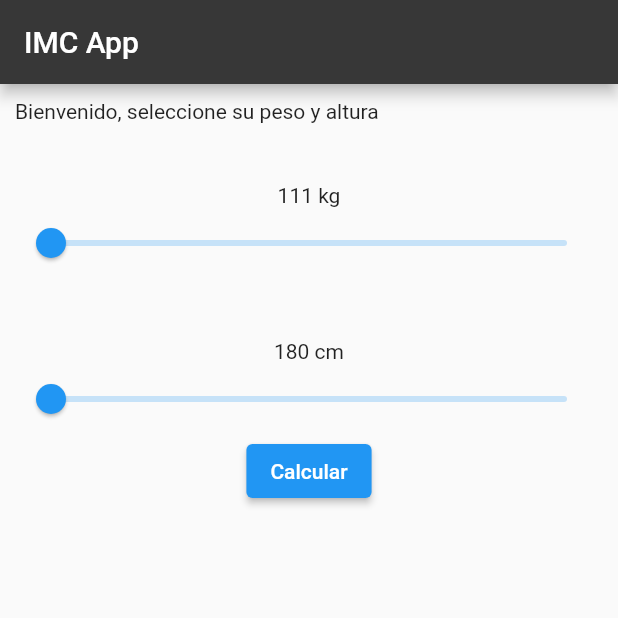
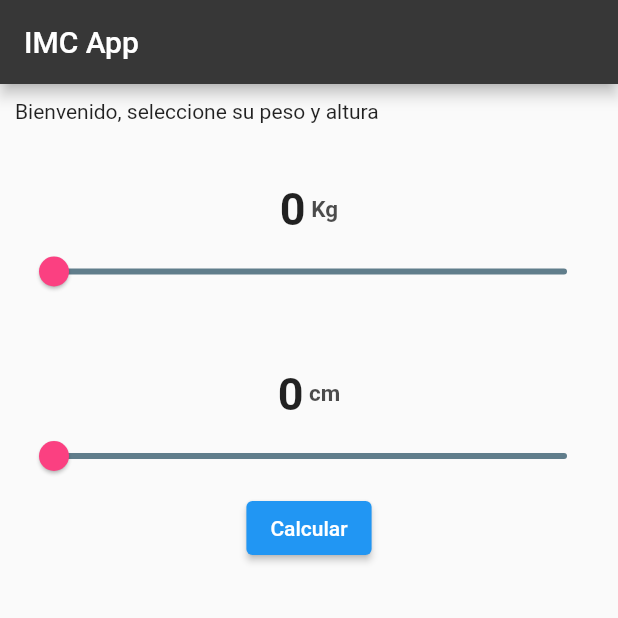
Before and after one commit to kathyLopezSMOKE/exa_app, a Flutter app: the screen it shows after launch, on a phone screen of 412 x 824 dp, the top half of it. Run offline on Flutter 3.47's test engine with Material 2 defaults, Android fonts, the phone set to English and light mode, and no system bars.

Commit message:
slider_color

```diff
--- a/lib/calcular_page.dart
+++ b/lib/calcular_page.dart
@@ -30,29 +30,77 @@ double valueAltura=0;
             SizedBox(
               height: 40,
             ),
-            Text("111 kg"),
+            Row(
+              mainAxisAlignment: MainAxisAlignment.center,
+              children: [
+                  Text(
+                    "${valuePeso.toInt()}",
+                    style: const TextStyle(
+                      fontSize: 30,
+                      fontWeight: FontWeight.bold
+                    ),
+                  ),
+                const Text(" Kg",
+                  style: TextStyle(
+                    color: Color.fromARGB(179, 0, 0, 0),
+                    fontSize: 15,
+                    fontWeight: FontWeight.bold
+                  ),
+                  textAlign: TextAlign.start
+                ),
+              ],
+            ),
             Slider(
               min: 0,
-              max: 250,
+              max: 230,
+              divisions: 230,
+              activeColor: Color.fromARGB(255, 251, 64, 129),
+              inactiveColor: Colors.blueGrey,
+              thumbColor: Color.fromARGB(255, 251, 64, 129),
               value: valuePeso,
-              onChanged: (value){
-                print(value);
-                valuePeso=value;
-                setState(() {});
+              //label: valueAltura.round().toString(),
+              onChanged: (double value){
+                //print(value);
+                //valueAltura=value;
+                setState(() {valuePeso=value;});
               },
             ),
             SizedBox(
               height: 40,
             ),
-            Text("180 cm"),
+            Row(
+              mainAxisAlignment: MainAxisAlignment.center,
+              children: [
+                  Text(
+                    "${valueAltura.toInt()}",
+                    style: const TextStyle(
+                      fontSize: 30,
+                      fontWeight: FontWeight.bold
+                    ),
+                  ),
+                const Text(" cm",
+                  style: TextStyle(
+                    color: Color.fromARGB(179, 0, 0, 0),
+                    fontSize: 15,
+                    fontWeight: FontWeight.bold
+                  ),
+                  textAlign: TextAlign.start
+                ),
+              ],
+            ),
             Slider(
               min: 0,
               max: 250,
+              divisions: 250,
+              activeColor: Color.fromARGB(255, 251, 64, 129),
+              inactiveColor: Colors.blueGrey,
+              thumbColor: Color.fromARGB(255, 251, 64, 129),
               value: valueAltura,
-              onChanged: (value){
-                print(value);
-                valueAltura=value;
-                setState(() {});
+              //label: valueAltura.round().toString(),
+              onChanged: (double value){
+                //print(value);
+                //valueAltura=value;
+                setState(() {valueAltura=value;});
               },
             ),
             ElevatedButton(
```
